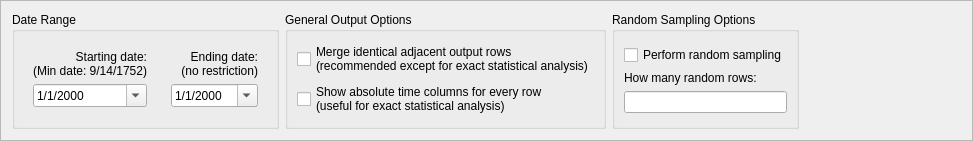
First picture: the form in NewGeneUI/NewGene/Widgets/CreateOutput/GenerateOutput/optionsbox.ui, repository daniel347x/newgene, before the edit.
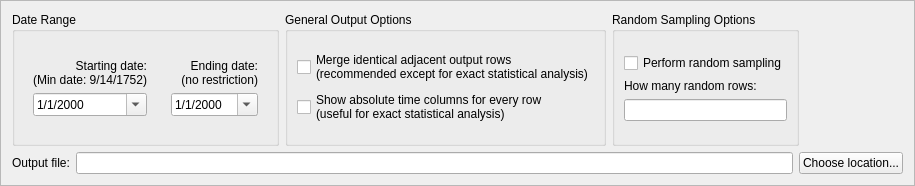
Second picture: the form after the edit. Custom widgets are drawn as their Qt base class.

Commit message: Move the "output file selection" controls into the "optionsbox" in preparation for making these options be part of the output model, rather than a global setting.  |  Also, this causes these fields to be hidden when an output project is not open.  |  Colorize the "Generate Output" pushbutton to give it a vibrant feel.

Patch:
```diff
--- a/NewGeneUI/NewGene/Widgets/CreateOutput/GenerateOutput/optionsbox.ui
+++ b/NewGeneUI/NewGene/Widgets/CreateOutput/GenerateOutput/optionsbox.ui
@@ -6,14 +6,14 @@
    <rect>
     <x>0</x>
     <y>0</y>
-    <width>973</width>
-    <height>141</height>
+    <width>915</width>
+    <height>186</height>
    </rect>
   </property>
   <property name="maximumSize">
    <size>
     <width>16777215</width>
-    <height>141</height>
+    <height>186</height>
    </size>
   </property>
   <property name="windowTitle">
@@ -25,8 +25,6 @@
   <property name="frameShadow">
    <enum>QFrame::Raised</enum>
   </property>
-  <layout class="QHBoxLayout" name="horizontalLayout">
-   <item>
     <layout class="QVBoxLayout" name="verticalLayout">
      <item>
       <layout class="QHBoxLayout" name="horizontalLayout_2">
@@ -340,6 +338,38 @@
         </spacer>
        </item>
       </layout>
+   </item>
+   <item>
+    <layout class="QHBoxLayout" name="horizontalLayoutOutputFileLocation">
+     <item>
+      <widget class="QLabel" name="labelOutputFile">
+       <property name="text">
+        <string>Output file:</string>
+       </property>
+      </widget>
+     </item>
+     <item>
+      <widget class="QLineEdit" name="lineEditFilePathToKadOutput">
+       <property name="minimumSize">
+        <size>
+         <width>500</width>
+         <height>0</height>
+        </size>
+       </property>
+      </widget>
+     </item>
+     <item>
+      <widget class="QPushButton" name="pushButtonChooseLocation">
+       <property name="minimumSize">
+        <size>
+         <width>0</width>
+         <height>0</height>
+        </size>
+       </property>
+       <property name="text">
+        <string>Choose location...</string>
+       </property>
+      </widget>
      </item>
     </layout>
    </item>
```
Left out of the diff: 2 changed lines with no effect on the pictures. Lines whose indentation alone changed are shown as unchanged. The commit also changes 5 other files.
